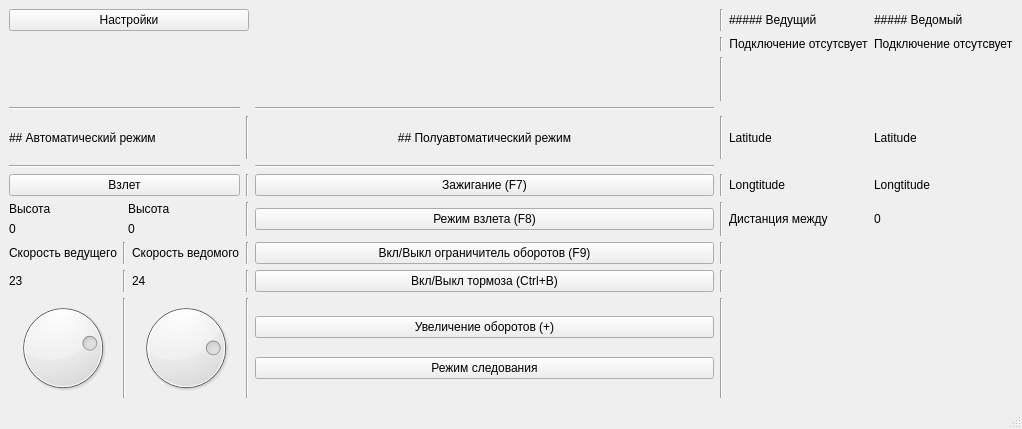
Old version of the form mainwindow.ui in the repository OlegSirenko/GCU_GeneralPointControll.
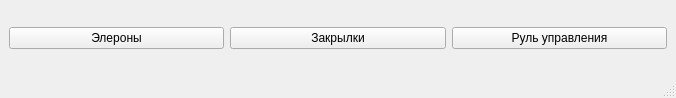
New version of the form.

```diff
--- a/mainwindow.ui
+++ b/mainwindow.ui
@@ -6,641 +6,35 @@
    <rect>
     <x>0</x>
     <y>0</y>
-    <width>1022</width>
-    <height>429</height>
+    <width>676</width>
+    <height>98</height>
    </rect>
   </property>
   <property name="windowTitle">
    <string>MainWindow</string>
   </property>
   <widget class="QWidget" name="centralwidget">
-   <property name="maximumSize">
-    <size>
-     <width>1069</width>
-     <height>16777215</height>
-    </size>
-   </property>
-   <layout class="QGridLayout" name="gridLayout">
+   <layout class="QGridLayout" name="gridLayout_2">
     <item row="0" column="0">
-     <layout class="QGridLayout" name="gridLayout_4">
-      <item row="1" column="5">
-       <widget class="QLabel" name="status_slave_lbl">
-        <property name="sizePolicy">
-         <sizepolicy hsizetype="Preferred" vsizetype="Minimum">
-          <horstretch>0</horstretch>
-          <verstretch>0</verstretch>
-         </sizepolicy>
-        </property>
+     <layout class="QGridLayout" name="gridLayout">
+      <item row="0" column="0">
+       <widget class="QPushButton" name="eleron0">
         <property name="text">
-         <string>Подключение отсутсвует</string>
+         <string>Элероны</string>
         </property>
-        <property name="alignment">
-         <set>Qt::AlignLeading|Qt::AlignLeft|Qt::AlignTop</set>
-        </property>
        </widget>
       </item>
-      <item row="1" column="3">
-       <widget class="Line" name="line_22">
-        <property name="orientation">
-         <enum>Qt::Vertical</enum>
-        </property>
-       </widget>
-      </item>
-      <item row="13" column="2">
-       <layout class="QVBoxLayout" name="verticalLayout">
-        <property name="spacing">
-         <number>2</number>
-        </property>
-        <property name="topMargin">
-         <number>1</number>
-        </property>
-        <item>
-         <widget class="QPushButton" name="thr_plus">
-          <property name="text">
-           <string>Увеличение оборотов (+)</string>
-          </property>
-         </widget>
-        </item>
-        <item>
-         <widget class="QPushButton" name="wpt_mode_btn">
-          <property name="text">
-           <string>Режим следования</string>
-          </property>
-         </widget>
-        </item>
-       </layout>
-      </item>
-      <item row="0" column="4">
-       <widget class="QLabel" name="status_master">
-        <property name="text">
-         <string>##### Ведущий</string>
-        </property>
-        <property name="textFormat">
-         <enum>Qt::MarkdownText</enum>
-        </property>
-       </widget>
-      </item>
-      <item row="3" column="2">
-       <widget class="Line" name="line_12">
-        <property name="orientation">
-         <enum>Qt::Horizontal</enum>
-        </property>
-       </widget>
-      </item>
-      <item row="0" column="3">
-       <widget class="Line" name="line_21">
-        <property name="orientation">
-         <enum>Qt::Vertical</enum>
-        </property>
-       </widget>
-      </item>
-      <item row="8" column="3">
-       <widget class="Line" name="line_8">
-        <property name="orientation">
-         <enum>Qt::Vertical</enum>
-        </property>
-       </widget>
-      </item>
-      <item row="11" column="4">
-       <spacer name="verticalSpacer_13">
-        <property name="orientation">
-         <enum>Qt::Vertical</enum>
-        </property>
-        <property name="sizeType">
-         <enum>QSizePolicy::Minimum</enum>
-        </property>
-        <property name="sizeHint" stdset="0">
-         <size>
-          <width>20</width>
-          <height>20</height>
-         </size>
-        </property>
-       </spacer>
-      </item>
-      <item row="13" column="1">
-       <widget class="Line" name="line_14">
-        <property name="orientation">
-         <enum>Qt::Vertical</enum>
-        </property>
-       </widget>
-      </item>
-      <item row="1" column="4">
-       <widget class="QLabel" name="status_master_lbl">
-        <property name="sizePolicy">
-         <sizepolicy hsizetype="Preferred" vsizetype="Maximum">
-          <horstretch>0</horstretch>
-          <verstretch>0</verstretch>
-         </sizepolicy>
-        </property>
-        <property name="text">
-         <string>Подключение отсутсвует</string>
-        </property>
-        <property name="alignment">
-         <set>Qt::AlignHCenter|Qt::AlignTop</set>
-        </property>
-       </widget>
-      </item>
-      <item row="7" column="3">
-       <widget class="Line" name="line_7">
-        <property name="orientation">
-         <enum>Qt::Vertical</enum>
-        </property>
-       </widget>
-      </item>
-      <item row="11" column="3">
-       <widget class="Line" name="line_10">
-        <property name="orientation">
-         <enum>Qt::Vertical</enum>
-        </property>
-       </widget>
-      </item>
-      <item row="7" column="2">
-       <widget class="QPushButton" name="ign_btn">
-        <property name="text">
-         <string>Зажигание (F7)</string>
-        </property>
-       </widget>
-      </item>
-      <item row="11" column="5">
-       <spacer name="verticalSpacer_2">
-        <property name="orientation">
-         <enum>Qt::Vertical</enum>
-        </property>
-        <property name="sizeType">
-         <enum>QSizePolicy::Minimum</enum>
-        </property>
-        <property name="sizeHint" stdset="0">
-         <size>
-          <width>20</width>
-          <height>20</height>
-         </size>
-        </property>
-       </spacer>
-      </item>
-      <item row="2" column="2">
-       <spacer name="verticalSpacer_8">
-        <property name="orientation">
-         <enum>Qt::Vertical</enum>
-        </property>
-        <property name="sizeType">
-         <enum>QSizePolicy::Maximum</enum>
-        </property>
-        <property name="sizeHint" stdset="0">
-         <size>
-          <width>20</width>
-          <height>10</height>
-         </size>
-        </property>
-       </spacer>
-      </item>
-      <item row="13" column="0">
-       <layout class="QHBoxLayout" name="horizontalLayout">
-        <item>
-         <widget class="QDial" name="master_airspeed">
-          <property name="maximum">
-           <number>30</number>
-          </property>
-          <property name="value">
-           <number>23</number>
-          </property>
-         </widget>
-        </item>
-        <item>
-         <widget class="Line" name="line_17">
-          <property name="orientation">
-           <enum>Qt::Vertical</enum>
-          </property>
-         </widget>
-        </item>
-        <item>
-         <widget class="QDial" name="slave_airspeed">
-          <property name="maximum">
-           <number>30</number>
-          </property>
-          <property name="singleStep">
-           <number>1</number>
-          </property>
-          <property name="value">
-           <number>24</number>
-          </property>
-         </widget>
-        </item>
-       </layout>
-      </item>
-      <item row="0" column="5">
-       <widget class="QLabel" name="status_slave">
-        <property name="text">
-         <string>##### Ведомый</string>
-        </property>
-        <property name="textFormat">
-         <enum>Qt::MarkdownText</enum>
-        </property>
-       </widget>
-      </item>
-      <item row="5" column="0">
-       <widget class="Line" name="line_18">
-        <property name="orientation">
-         <enum>Qt::Horizontal</enum>
-        </property>
-       </widget>
-      </item>
-      <item row="4" column="0">
-       <widget class="QLabel" name="label_13">
-        <property name="sizePolicy">
-         <sizepolicy hsizetype="Preferred" vsizetype="Minimum">
-          <horstretch>0</horstretch>
-          <verstretch>0</verstretch>
-         </sizepolicy>
-        </property>
-        <property name="text">
-         <string>## Автоматический режим</string>
-        </property>
-        <property name="textFormat">
-         <enum>Qt::MarkdownText</enum>
-        </property>
-       </widget>
-      </item>
-      <item row="10" column="2">
-       <widget class="QPushButton" name="thr_cut_btn">
-        <property name="text">
-         <string>Вкл/Выкл ограничитель оборотов (F9)</string>
-        </property>
-       </widget>
-      </item>
-      <item row="10" column="0">
-       <layout class="QHBoxLayout" name="horizontalLayout_2">
-        <item>
-         <widget class="QLabel" name="label_17">
-          <property name="text">
-           <string>Скорость ведущего</string>
-          </property>
-         </widget>
-        </item>
-        <item>
-         <widget class="Line" name="line_16">
-          <property name="orientation">
-           <enum>Qt::Vertical</enum>
-          </property>
-         </widget>
-        </item>
-        <item>
-         <widget class="QLabel" name="label_16">
-          <property name="text">
-           <string>Скорость ведомого</string>
-          </property>
-         </widget>
-        </item>
-       </layout>
-      </item>
-      <item row="4" column="3">
-       <widget class="Line" name="line">
-        <property name="orientation">
-         <enum>Qt::Vertical</enum>
-        </property>
-       </widget>
-      </item>
-      <item row="8" column="2">
-       <widget class="QPushButton" name="takeoff_btn">
-        <property name="text">
-         <string>Режим взлета (F8)</string>
-        </property>
-       </widget>
-      </item>
-      <item row="13" column="3">
-       <widget class="Line" name="line_15">
-        <property name="orientation">
-         <enum>Qt::Vertical</enum>
-        </property>
-       </widget>
-      </item>
-      <item row="11" column="0">
-       <layout class="QHBoxLayout" name="horizontalLayout_3">
-        <item>
-         <widget class="QLabel" name="airspeed_master_lbl">
-          <property name="text">
-           <string>23</string>
-          </property>
-         </widget>
-        </item>
-        <item>
-         <widget class="Line" name="line_20">
-          <property name="orientation">
-           <enum>Qt::Vertical</enum>
-          </property>
-         </widget>
-        </item>
-        <item>
-         <widget class="QLabel" name="airspeed_slave_lbl">
-          <property name="text">
-           <string>24</string>
-          </property>
-         </widget>
-        </item>
-       </layout>
-      </item>
-      <item row="0" column="0" colspan="2">
-       <widget class="QPushButton" name="settings_btn">
-        <property name="text">
-         <string>Настройки</string>
-        </property>
-       </widget>
-      </item>
-      <item row="13" column="5">
-       <spacer name="verticalSpacer_7">
-        <property name="orientation">
-         <enum>Qt::Vertical</enum>
-        </property>
-        <property name="sizeType">
-         <enum>QSizePolicy::Minimum</enum>
-        </property>
-        <property name="sizeHint" stdset="0">
-         <size>
-          <width>20</width>
-          <height>20</height>
-         </size>
-        </property>
-       </spacer>
-      </item>
-      <item row="11" column="2">
-       <widget class="QPushButton" name="brakes_btn">
-        <property name="text">
-         <string>Вкл/Выкл тормоза (Ctrl+B)</string>
-        </property>
-       </widget>
-      </item>
-      <item row="10" column="3">
-       <widget class="Line" name="line_9">
-        <property name="orientation">
-         <enum>Qt::Vertical</enum>
-        </property>
-       </widget>
-      </item>
-      <item row="7" column="0">
-       <layout class="QHBoxLayout" name="horizontalLayout_4">
-        <item>
-         <widget class="QPushButton" name="automatic_takeoff_btn">
-          <property name="text">
-           <string>Взлет</string>
-          </property>
-         </widget>
-        </item>
-       </layout>
-      </item>
-      <item row="10" column="1">
-       <widget class="Line" name="line_4">
-        <property name="orientation">
-         <enum>Qt::Vertical</enum>
-        </property>
-       </widget>
-      </item>
-      <item row="10" column="5">
-       <spacer name="verticalSpacer_3">
-        <property name="orientation">
-         <enum>Qt::Vertical</enum>
-        </property>
-        <property name="sizeType">
-         <enum>QSizePolicy::Minimum</enum>
-        </property>
-        <property name="sizeHint" stdset="0">
-         <size>
-          <width>20</width>
-          <height>20</height>
-         </size>
-        </property>
-       </spacer>
-      </item>
-      <item row="10" column="4">
-       <spacer name="verticalSpacer_12">
-        <property name="orientation">
-         <enum>Qt::Vertical</enum>
-        </property>
-        <property name="sizeType">
-         <enum>QSizePolicy::Minimum</enum>
-        </property>
-        <property name="sizeHint" stdset="0">
-         <size>
-          <width>20</width>
-          <height>20</height>
-         </size>
-        </property>
-       </spacer>
-      </item>
-      <item row="4" column="2">
-       <widget class="QLabel" name="label_15">
-        <property name="sizePolicy">
-         <sizepolicy hsizetype="Preferred" vsizetype="Minimum">
-          <horstretch>0</horstretch>
-          <verstretch>0</verstretch>
-         </sizepolicy>
-        </property>
-        <property name="text">
-         <string>## Полуавтоматический режим</string>
-        </property>
-        <property name="textFormat">
-         <enum>Qt::MarkdownText</enum>
-        </property>
-        <property name="alignment">
-         <set>Qt::AlignCenter</set>
-        </property>
-       </widget>
-      </item>
-      <item row="2" column="5">
-       <spacer name="verticalSpacer_16">
-        <property name="orientation">
-         <enum>Qt::Vertical</enum>
-        </property>
-        <property name="sizeType">
-         <enum>QSizePolicy::Maximum</enum>
-        </property>
-        <property name="sizeHint" stdset="0">
-         <size>
-          <width>20</width>
-          <height>10</height>
-         </size>
-        </property>
-       </spacer>
-      </item>
       <item row="0" column="2">
-       <spacer name="horizontalSpacer">
-        <property name="orientation">
-         <enum>Qt::Horizontal</enum>
-        </property>
-        <property name="sizeHint" stdset="0">
-         <size>
-          <width>40</width>
-          <height>20</height>
-         </size>
-        </property>
-       </spacer>
-      </item>
-      <item row="2" column="4">
-       <spacer name="verticalSpacer_15">
-        <property name="orientation">
-         <enum>Qt::Vertical</enum>
-        </property>
-        <property name="sizeType">
-         <enum>QSizePolicy::Maximum</enum>
-        </property>
-        <property name="sizeHint" stdset="0">
-         <size>
-          <width>20</width>
-          <height>10</height>
-         </size>
-        </property>
-       </spacer>
-      </item>
-      <item row="8" column="1">
-       <widget class="Line" name="line_3">
-        <property name="orientation">
-         <enum>Qt::Vertical</enum>
-        </property>
-       </widget>
-      </item>
-      <item row="8" column="0">
-       <layout class="QGridLayout" name="gridLayout_2">
-        <item row="0" column="0">
-         <widget class="QLabel" name="altitude_lbl_master">
-          <property name="text">
-           <string>Высота</string>
-          </property>
-         </widget>
-        </item>
-        <item row="0" column="1">
-         <widget class="QLabel" name="altitude_lbl_slave">
-          <property name="text">
-           <string>Высота</string>
-          </property>
-         </widget>
-        </item>
-        <item row="1" column="0">
-         <widget class="QLabel" name="altitude_master">
-          <property name="text">
-           <string>0</string>
-          </property>
-         </widget>
-        </item>
-        <item row="1" column="1">
-         <widget class="QLabel" name="altitude_speed">
-          <property name="text">
-           <string>0</string>
-          </property>
-         </widget>
-        </item>
-       </layout>
-      </item>
-      <item row="11" column="1">
-       <widget class="Line" name="line_5">
-        <property name="orientation">
-         <enum>Qt::Vertical</enum>
-        </property>
-       </widget>
-      </item>
-      <item row="2" column="0">
-       <spacer name="verticalSpacer">
-        <property name="orientation">
-         <enum>Qt::Vertical</enum>
-        </property>
-        <property name="sizeType">
-         <enum>QSizePolicy::Maximum</enum>
-        </property>
-        <property name="sizeHint" stdset="0">
-         <size>
-          <width>20</width>
-          <height>10</height>
-         </size>
-        </property>
-       </spacer>
-      </item>
-      <item row="5" column="2">
-       <widget class="Line" name="line_19">
-        <property name="orientation">
-         <enum>Qt::Horizontal</enum>
-        </property>
-       </widget>
-      </item>
-      <item row="3" column="0">
-       <widget class="Line" name="line_11">
-        <property name="orientation">
-         <enum>Qt::Horizontal</enum>
-        </property>
-       </widget>
-      </item>
-      <item row="2" column="3">
-       <widget class="Line" name="line_13">
-        <property name="orientation">
-         <enum>Qt::Vertical</enum>
-        </property>
-       </widget>
-      </item>
-      <item row="7" column="1">
-       <widget class="Line" name="line_2">
-        <property name="orientation">
-         <enum>Qt::Vertical</enum>
-        </property>
-       </widget>
-      </item>
-      <item row="13" column="4">
-       <spacer name="verticalSpacer_14">
-        <property name="orientation">
-         <enum>Qt::Vertical</enum>
-        </property>
-        <property name="sizeType">
-         <enum>QSizePolicy::Minimum</enum>
-        </property>
-        <property name="sizeHint" stdset="0">
-         <size>
-          <width>20</width>
-          <height>20</height>
-         </size>
-        </property>
-       </spacer>
-      </item>
-      <item row="4" column="1">
-       <widget class="Line" name="line_6">
-        <property name="orientation">
-         <enum>Qt::Vertical</enum>
-        </property>
-       </widget>
-      </item>
-      <item row="4" column="4">
-       <widget class="QLabel" name="master_lat">
+       <widget class="QPushButton" name="rudder">
         <property name="text">
-         <string>Latitude</string>
+         <string>Руль управления</string>
         </property>
        </widget>
       </item>
-      <item row="4" column="5">
-       <widget class="QLabel" name="slave_lat">
+      <item row="0" column="1">
+       <widget class="QPushButton" name="elv0">
         <property name="text">
-         <string>Latitude</string>
-        </property>
-       </widget>
-      </item>
-      <item row="7" column="4">
-       <widget class="QLabel" name="master_lon">
-        <property name="text">
-         <string>Longtitude</string>
-        </property>
-       </widget>
-      </item>
-      <item row="7" column="5">
-       <widget class="QLabel" name="slave_lon">
-        <property name="text">
-         <string>Longtitude</string>
-        </property>
-       </widget>
-      </item>
-      <item row="8" column="4">
-       <widget class="QLabel" name="label_distance">
-        <property name="text">
-         <string>Дистанция между</string>
-        </property>
-       </widget>
-      </item>
-      <item row="8" column="5">
-       <widget class="QLabel" name="distance_doube">
-        <property name="text">
-         <string>0</string>
+         <string>Закрылки</string>
         </property>
        </widget>
       </item>
```
Left out of the diff: 2 changed lines with no effect on the pictures.
